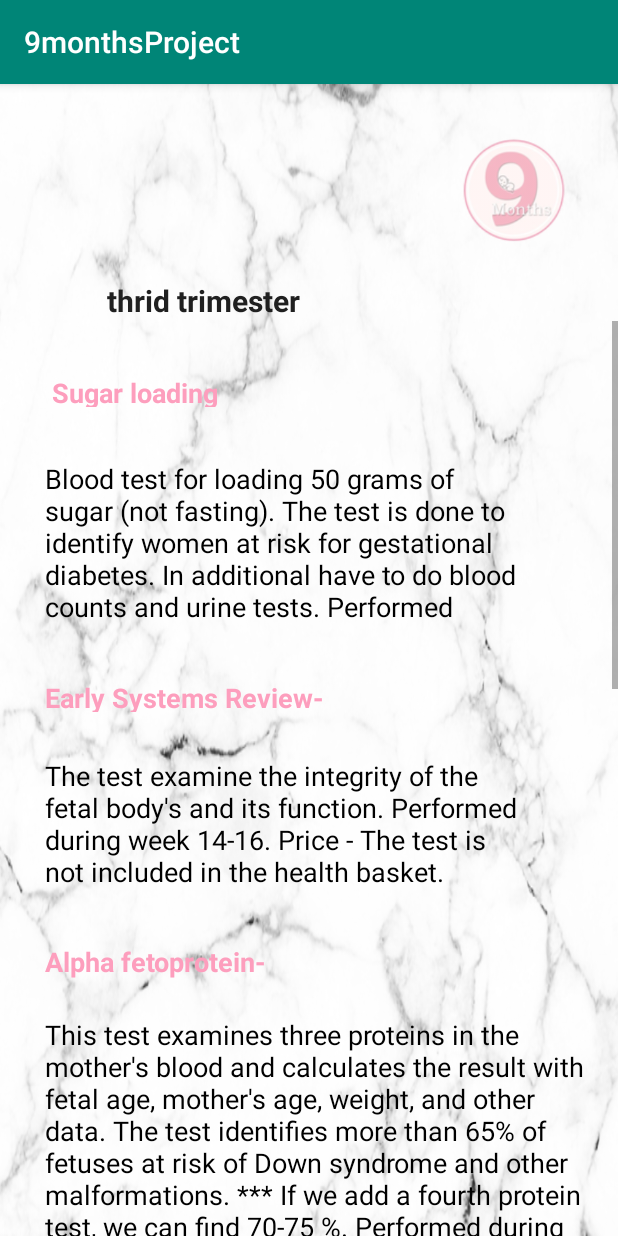
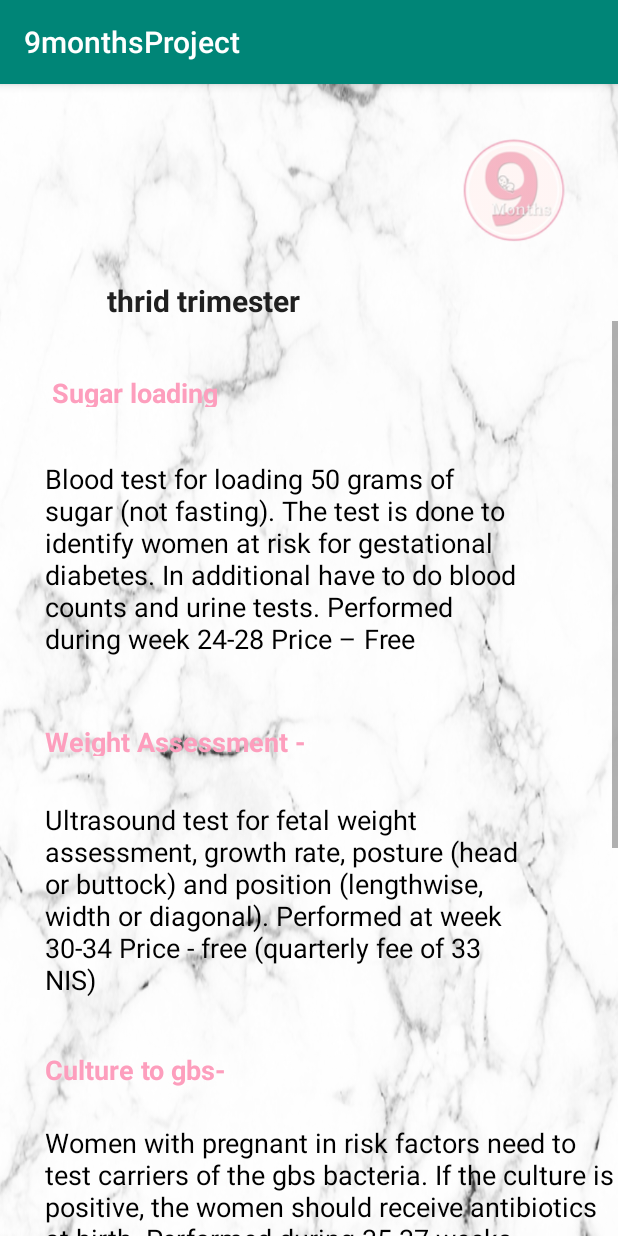
Before and after one commit to 9monthtsApp/9monthapp, an Android app: the triedTrimesterTests screen opened directly, with no data from a screen before it, on a phone screen of 412 x 824 dp. Run offline under Robolectric (Android 15) with nearby library versions, the phone set to English and light mode, and no system bars.

Commit message:
test info- test of the 3 trimesters- include info - 6/12

```diff
--- a/app/src/main/res/layout/activity_test__info_page.xml
+++ b/app/src/main/res/layout/activity_test__info_page.xml
@@ -53,7 +53,7 @@
         <Button
             android:id="@+id/prePregnancy"
             android:layout_width="300dp"
-            android:layout_height="60dp"
+            android:layout_height="50dp"
             android:layout_gravity="center_horizontal"
             android:layout_marginHorizontal="100px"
             android:textColorHint="#FFFFFF"
@@ -66,13 +66,13 @@
         <Button
             android:id="@+id/firsttrimester"
             android:layout_width="300dp"
-            android:layout_height="60dp"
+            android:layout_height="50dp"
             android:layout_gravity="center_horizontal"
             android:layout_marginHorizontal="100px"
             android:textColorHint="#FFFFFF"
             android:background="#60000000"
             android:hint="First trimester"
-            android:layout_marginTop="90dp"
+            android:layout_marginTop="70dp"
             android:textSize="25dp"
             android:textStyle="bold" />
 
@@ -80,35 +80,43 @@
         <Button
             android:id="@+id/sectrimester"
             android:layout_width="300dp"
-            android:layout_height="60dp"
+            android:layout_height="50dp"
             android:layout_gravity="center_horizontal"
             android:layout_marginHorizontal="100px"
             android:background="#60000000"
             android:textColorHint="#FFFFFF"
             android:hint="Second trimester"
-            android:layout_marginTop="180dp"
+            android:layout_marginTop="140dp"
             android:textSize="25dp"
             android:textStyle="bold" />
 
         <Button
             android:id="@+id/thiredtrimester"
             android:layout_width="300dp"
-            android:layout_height="60dp"
+            android:layout_height="50dp"
             android:layout_gravity="center_horizontal"
             android:layout_marginHorizontal="100px"
             android:background="#60000000"
             android:textColorHint="#FFFFFF"
             android:hint="Third trimester"
-            android:layout_marginTop="270dp"
+            android:layout_marginTop="210dp"
             android:textSize="25dp"
             android:textStyle="bold" />
 
+
+        <TextView
+            android:layout_width="377dp"
+            android:layout_height="wrap_content"
+            android:layout_marginTop="270dp"
+            android:gravity="center_horizontal"
+            android:textSize="18dp"
+            android:text="  First Trimester - weeks 1-13,  second Trimester - weeks 14-26,  third trimester - weeks 27-42" />
 
         <ImageButton
             android:id="@+id/go_back"
             android:layout_width="wrap_content"
             android:layout_height="wrap_content"
-            android:layout_marginTop="340dp"
+            android:layout_marginTop="330dp"
             android:paddingLeft="30dp"
             android:background="#00F0F8FF"
             ads:srcCompat="@drawable/goback" />
--- a/app/src/main/res/layout/activity_tried_trimester_tests.xml
+++ b/app/src/main/res/layout/activity_tried_trimester_tests.xml
@@ -72,7 +72,7 @@
                 <TextView
                     android:id="@+id/part1"
                     android:layout_width="348dp"
-                    android:layout_height="116dp"
+                    android:layout_height="145dp"
                     android:layout_gravity="left"
                     android:layout_marginTop="30sp"
                     android:layout_weight="1"
@@ -95,7 +95,7 @@ Price – Free"
                     android:layout_weight="1"
                     android:paddingLeft="30dp"
                     android:paddingTop="5dp"
-                    android:text="Early Systems Review-"
+                    android:text="Weight Assessment -"
                     android:textColor="#fd9ebd"
                     android:textSize="18dp"
                     android:textStyle="bold"></TextView>
@@ -107,9 +107,9 @@ Price – Free"
                     android:layout_gravity="left"
                     android:layout_marginTop="30sp"
                     android:paddingLeft="30dp"
-                    android:text="The test examine the integrity of the fetal body's and its function.
-Performed during week 14-16.
-Price - The test is not included in the health basket."
+                    android:text="Ultrasound test for fetal weight assessment, growth rate, posture (head or buttock) and position (lengthwise, width or diagonal).
+Performed at week 30-34
+Price - free (quarterly fee of 33 NIS)"
                     android:textColor="#000000"
                     android:textSize="18dp" />
 
@@ -123,7 +123,7 @@ Price - The test is not included in the health basket."
                     android:layout_weight="1"
                     android:paddingLeft="30dp"
                     android:paddingTop="5dp"
-                    android:text="Alpha fetoprotein-"
+                    android:text="Culture to gbs-"
                     android:textColor="#fd9ebd"
                     android:textSize="18dp"
                     android:textStyle="bold"></TextView>
@@ -135,11 +135,9 @@ Price - The test is not included in the health basket."
                     android:layout_height="wrap_content"
                     android:layout_gravity="left"
                     android:paddingLeft="30dp"
-                    android:text="This test examines three proteins in the mother's blood and calculates the result with fetal age, mother's age, weight, and other data.
-The test identifies more than 65% of fetuses at risk of Down syndrome and other malformations.
-*** If we add a fourth protein test, we can find 70-75 %.
-Performed during week 16-19
-Price - a deductible of 62 NIS. (For the fourth protein there is an extra charge)."
+                    android:text="Women with pregnant in risk factors need to test carriers of the gbs bacteria. If the culture is positive, the women should receive antibiotics at birth.
+Performed during 35-37 weeks pregnant.
+Price - for women with risk factors – free"
                     android:textColor="#000000"
                     android:textSize="18dp" />
 
@@ -153,7 +151,7 @@ Price - a deductible of 62 NIS. (For the fourth protein there is an extra charge
                     android:layout_weight="1"
                     android:paddingLeft="30dp"
                     android:paddingTop="5dp"
-                    android:text="Amniotic fluid test -"
+                    android:text="Nurse follow-up of a third trimester"
                     android:textColor="#fd9ebd"
                     android:textSize="18dp"
                     android:textStyle="bold"></TextView>
@@ -161,44 +159,18 @@ Price - a deductible of 62 NIS. (For the fourth protein there is an extra charge
                 <TextView
                     android:id="@+id/part4"
                     android:layout_width="wrap_content"
-                    android:layout_height="wrap_content"
+                    android:layout_height="82dp"
                     android:layout_gravity="left"
                     android:paddingLeft="30dp"
-                    android:text="The test checks chromosomal abnormalities in the fetus such as Down syndrome. In the laboratory, the cells are grown to examine the chromosomes of the fetus in order to check their propriety in terms of structure and number.
-The test can provide an unequivocal diagnosis for Down's syndrome.
-Performed during week 20-16
-Price - amniocentesis test is included in the health basket and is free of charge for women over the age of 35 at the time of pregnancy or pregnancy in risk."
+                    android:text="Checks blood pressure, weight, protein in the urine and edema.
+It takes place once every two weeks from week 36 to week 40
+Price – Free
+"
                     android:textColor="#000000"
                     android:textSize="18dp" />
 
 
-                <TextView
-                    android:id="@+id/title5"
-                    android:layout_width="348dp"
-                    android:layout_height="27dp"
-                    android:layout_gravity="left"
-                    android:layout_marginTop="30sp"
-                    android:layout_weight="1"
-                    android:paddingLeft="30dp"
-                    android:paddingTop="5dp"
-                    android:text="Late Systems Review -"
-                    android:textColor="#fd9ebd"
-                    android:textSize="18dp"
-                    android:textStyle="bold"></TextView>
 
-                <TextView
-                    android:id="@+id/part5"
-                    android:layout_width="399dp"
-                    android:layout_height="221dp"
-                    android:layout_gravity="left"
-                    android:layout_marginTop="30sp"
-                    android:paddingLeft="30dp"
-                    android:text="Testing the integrity of the fetal body systems and their functioning. The test is performed by an ultrasound device.
-The test is important because there are systems that develop only after the 15th week of pregnancy, and there are defects that develop slowly and are expressed only after the 20th week of pregnancy.
-Performed during week 19-24
-Price - free (quarterly fee of 34 NIS)."
-                    android:textColor="#000000"
-                    android:textSize="18dp" />
 
 
                 <LinearLayout
```
Also changed, not shown: app/src/main/res/drawable-v24/blue.png (deleted), app/src/main/res/drawable-v24/orange.png (deleted), app/src/main/res/drawable-v24/pink.png (deleted), app/src/main/res/drawable-v24/turkiz.png (deleted), app/src/main/res/drawable-v24/yellow.png (deleted).
